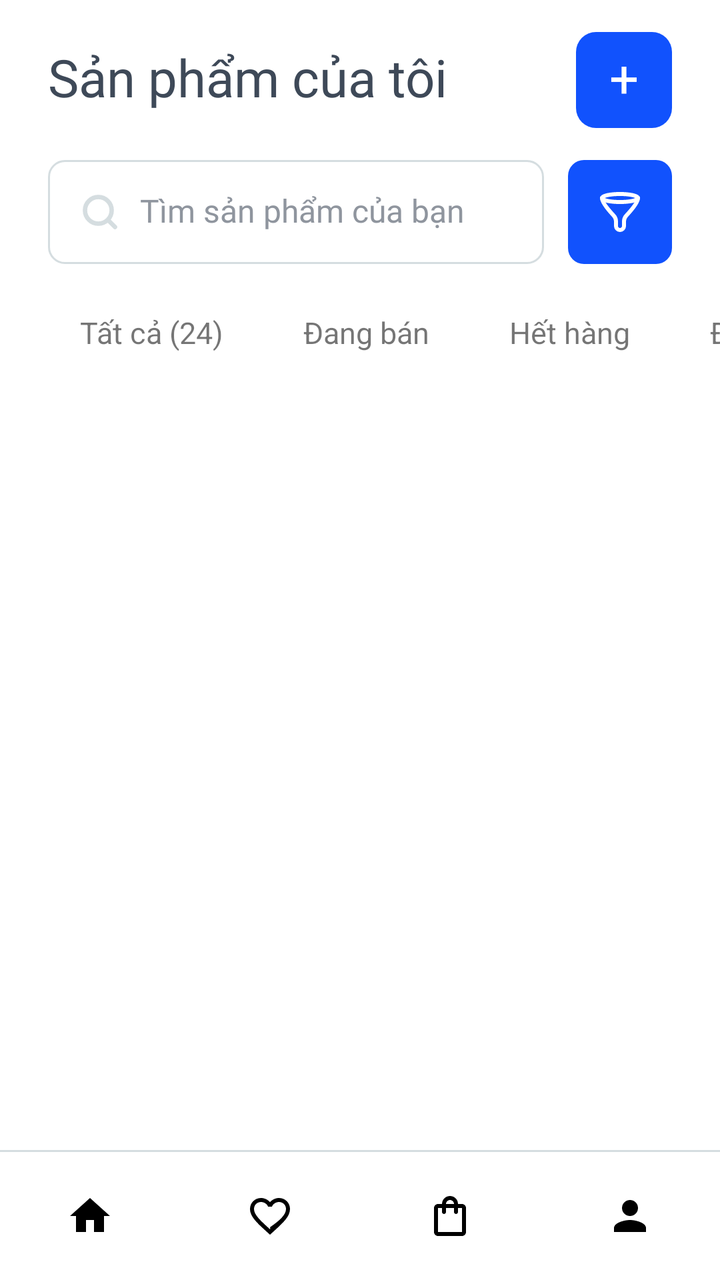
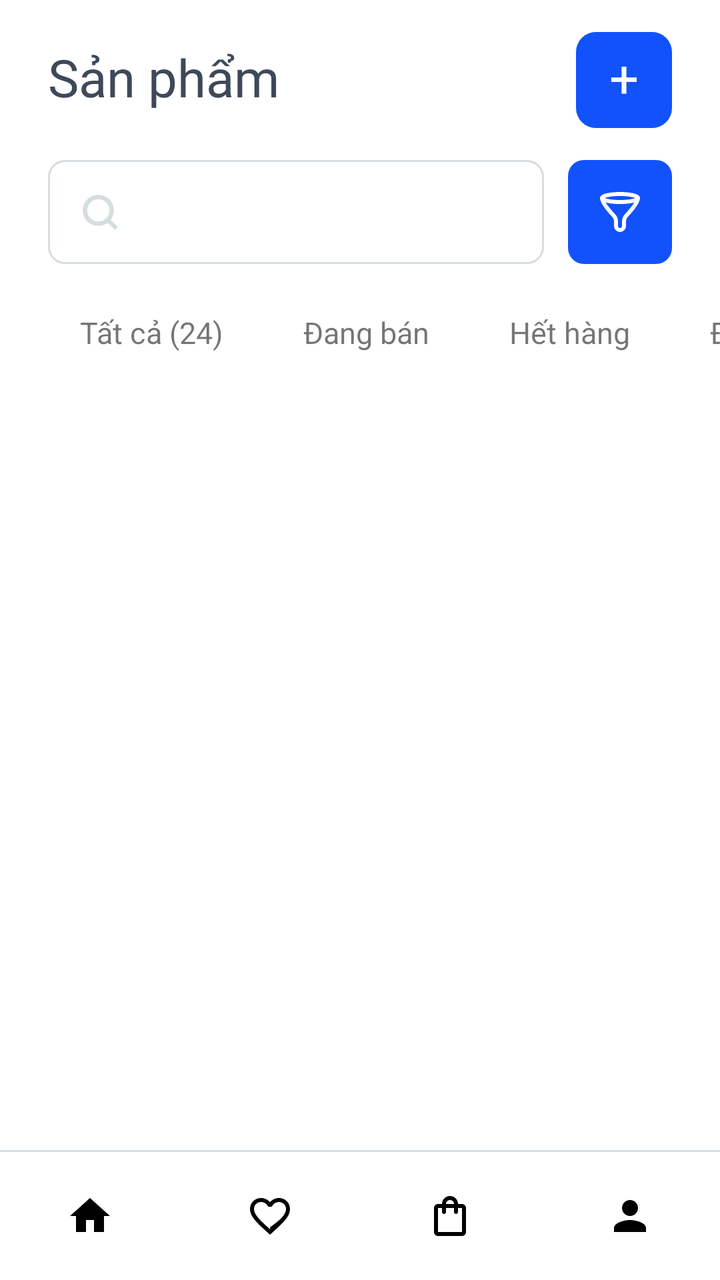

Two renders of the same Android screen: before a commit and after it. Below are the layout's source before the change and the commit's diff.
<!-- AndroidManifest.xml: application theme Theme.NT118R12 -->
<!-- res/layout/activity_seller_product.xml -->
<?xml version="1.0" encoding="utf-8"?>
<LinearLayout xmlns:android="http://schemas.android.com/apk/res/android"
    xmlns:app="http://schemas.android.com/apk/res-auto"
    android:layout_width="match_parent"
    android:layout_height="match_parent"
    android:background="@color/white"
    android:fitsSystemWindows="true"
    android:orientation="vertical">

    <LinearLayout
        android:layout_width="match_parent"
        android:layout_height="wrap_content"
        android:layout_marginStart="24dp"
        android:layout_marginTop="16dp"
        android:layout_marginEnd="24dp"
        android:gravity="center_vertical"
        android:orientation="horizontal">

        <TextView
            android:layout_width="0dp"
            android:layout_height="wrap_content"
            android:layout_weight="1"
            android:fontFamily="@font/montserrat_bold"
            android:includeFontPadding="false"
            android:text="Sản phẩm của tôi"
            android:textColor="@color/seller_ink"
            android:textSize="26sp" />

        <TextView
            android:id="@+id/btn_add_product"
            android:layout_width="48dp"
            android:layout_height="48dp"
            android:background="@drawable/seller_bg_ink_r10"
            android:fontFamily="@font/montserrat_bold"
            android:gravity="center"
            android:includeFontPadding="false"
            android:text="+"
            android:textColor="@color/white"
            android:textSize="26sp" />
    </LinearLayout>

    <LinearLayout
        android:layout_width="match_parent"
        android:layout_height="wrap_content"
        android:layout_marginStart="24dp"
        android:layout_marginTop="16dp"
        android:layout_marginEnd="24dp"
        android:gravity="center_vertical"
        android:orientation="horizontal">

        <LinearLayout
            android:layout_width="0dp"
            android:layout_height="52dp"
            android:layout_weight="1"
            android:background="@drawable/seller_bg_search"
            android:gravity="center_vertical"
            android:orientation="horizontal"
            android:paddingHorizontal="16dp">

            <ImageView
                android:layout_width="20dp"
                android:layout_height="20dp"
                android:contentDescription="@null"
                android:src="@drawable/ic_seller_search" />

            <EditText
                android:id="@+id/et_search_products"
                android:layout_width="0dp"
                android:layout_height="match_parent"
                android:layout_marginStart="10dp"
                android:layout_weight="1"
                android:background="@null"
                android:fontFamily="@font/montserrat_semibold"
                android:hint="Tìm sản phẩm của bạn"
                android:imeOptions="actionSearch"
                android:includeFontPadding="false"
                android:inputType="text"
                android:maxLines="1"
                android:padding="0dp"
                android:textColor="@color/seller_ink"
                android:textColorHint="@color/text_muted"
                android:textSize="16sp" />
        </LinearLayout>

        <ImageView
            android:id="@+id/btn_filter"
            android:layout_width="52dp"
            android:layout_height="52dp"
            android:layout_marginStart="12dp"
            android:background="@drawable/seller_bg_ink_r8"
            android:contentDescription="Bộ lọc"
            android:scaleType="center"
            android:src="@drawable/ic_seller_filter" />
    </LinearLayout>

    <HorizontalScrollView
        android:layout_width="match_parent"
        android:layout_height="wrap_content"
        android:layout_marginTop="16dp"
        android:overScrollMode="never"
        android:scrollbars="none">

        <LinearLayout
            android:layout_width="wrap_content"
            android:layout_height="wrap_content"
            android:orientation="horizontal"
            android:paddingStart="24dp"
            android:paddingEnd="16dp">

            <TextView
                android:id="@+id/tab_all"
                style="@style/SellerTab"
                android:layout_height="38dp"
                android:paddingHorizontal="16dp"
                android:text="Tất cả (24)"
                android:textSize="15sp" />

            <TextView
                android:id="@+id/tab_active"
                style="@style/SellerTab"
                android:layout_height="38dp"
                android:paddingHorizontal="16dp"
                android:text="Đang bán"
                android:textSize="15sp" />

            <TextView
                android:id="@+id/tab_out_of_stock"
                style="@style/SellerTab"
                android:layout_height="38dp"
                android:paddingHorizontal="16dp"
                android:text="Hết hàng"
                android:textSize="15sp" />

            <TextView
                android:id="@+id/tab_hidden"
                style="@style/SellerTab"
                android:layout_height="38dp"
                android:paddingHorizontal="16dp"
                android:text="Đã ẩn"
                android:textSize="15sp" />
        </LinearLayout>
    </HorizontalScrollView>

    <androidx.recyclerview.widget.RecyclerView
        android:id="@+id/rv_seller_products"
        android:layout_width="match_parent"
        android:layout_height="0dp"
        android:layout_marginStart="24dp"
        android:layout_marginTop="16dp"
        android:layout_marginEnd="24dp"
        android:layout_weight="1"
        android:clipToPadding="false"
        android:overScrollMode="never"
        app:layoutManager="androidx.recyclerview.widget.LinearLayoutManager" />

    <include layout="@layout/layout_bottom_nav" />
</LinearLayout>
<!-- res/layout/layout_bottom_nav.xml (included above) -->
<?xml version="1.0" encoding="utf-8"?>
<LinearLayout xmlns:android="http://schemas.android.com/apk/res/android"
    android:layout_width="match_parent"
    android:layout_height="wrap_content"
    android:orientation="vertical"
    android:background="@android:color/white">

    <View
        android:layout_width="match_parent"
        android:layout_height="1dp"
        android:background="@color/border" />

    <LinearLayout
        android:layout_width="match_parent"
        android:layout_height="64dp"
        android:orientation="horizontal"
        android:gravity="center_vertical">

        <ImageView
            android:id="@+id/nav_home"
            android:layout_width="0dp"
            android:layout_height="24dp"
            android:layout_weight="1"
            android:src="@drawable/ic_home"
            android:contentDescription="Home" />

        <ImageView
            android:id="@+id/nav_wishlist"
            android:layout_width="0dp"
            android:layout_height="24dp"
            android:layout_weight="1"
            android:src="@drawable/ic_heart"
            android:contentDescription="Wishlist" />

        <ImageView
            android:id="@+id/nav_cart"
            android:layout_width="0dp"
            android:layout_height="24dp"
            android:layout_weight="1"
            android:src="@drawable/ic_bag"
            android:contentDescription="Cart" />

        <ImageView
            android:id="@+id/nav_account"
            android:layout_width="0dp"
            android:layout_height="24dp"
            android:layout_weight="1"
            android:src="@drawable/ic_user"
            android:contentDescription="Account" />
    </LinearLayout>
</LinearLayout>
<!-- resources referenced by this layout -->
<resources>
  <color name="border">#D5DDE0</color>
  <color name="seller_ink">@color/seller_text_primary</color>
  <color name="text_muted">#8F959E</color>
  <color name="white">#FFFFFFFF</color>
  <!-- drawable ic_bag (drawable) -->
  <?xml version="1.0" encoding="utf-8"?>
  <vector xmlns:android="http://schemas.android.com/apk/res/android"
      android:width="24dp"
      android:height="24dp"
      android:viewportWidth="24"
      android:viewportHeight="24">
      <path
          android:fillColor="#FF000000"
          android:pathData="M18,6h-2c0,-2.21 -1.79,-4 -4,-4S8,3.79 8,6H6C4.9,6 4,6.9 4,8v12c0,1.1 0.9,2 2,2h12c1.1,0 2,-0.9 2,-2V8C20,6.9 19.1,6 18,6zM12,4c1.1,0 2,0.9 2,2h-4C10,4.9 10.9,4 12,4zM18,20H6V8h2v2c0,0.55 0.45,1 1,1s1,-0.45 1,-1V8h4v2c0,0.55 0.45,1 1,1s1,-0.45 1,-1V8h2V20z" />
  </vector>
  <!-- drawable ic_home (drawable) -->
  <?xml version="1.0" encoding="utf-8"?>
  <vector xmlns:android="http://schemas.android.com/apk/res/android"
      android:width="24dp"
      android:height="24dp"
      android:viewportWidth="24"
      android:viewportHeight="24">
      <path
          android:fillColor="#FF000000"
          android:pathData="M10,20v-6h4v6h5v-8h3L12,3 2,12h3v8z" />
  </vector>
  <!-- drawable ic_user (drawable) -->
  <?xml version="1.0" encoding="utf-8"?>
  <vector xmlns:android="http://schemas.android.com/apk/res/android"
      android:width="24dp"
      android:height="24dp"
      android:viewportWidth="24"
      android:viewportHeight="24">
      <path
          android:fillColor="#FF000000"
          android:pathData="M12,12c2.21,0 4,-1.79 4,-4s-1.79,-4 -4,-4 -4,1.79 -4,4 1.79,4 4,4zM12,14c-2.67,0 -8,1.34 -8,4v2h16v-2c0,-2.66 -5.33,-4 -8,-4z" />
  </vector>
  <!-- drawable seller_bg_ink_r10 (drawable) -->
  <?xml version="1.0" encoding="utf-8"?>
  <shape xmlns:android="http://schemas.android.com/apk/res/android"
      android:shape="rectangle">
      <solid android:color="@color/seller_primary" />
      <corners android:radius="10dp" />
  </shape>
  <!-- drawable seller_bg_ink_r8 (drawable) -->
  <?xml version="1.0" encoding="utf-8"?>
  <shape xmlns:android="http://schemas.android.com/apk/res/android"
      android:shape="rectangle">
      <solid android:color="@color/seller_primary" />
      <corners android:radius="8dp" />
  </shape>
  <!-- drawable seller_bg_search (drawable) -->
  <?xml version="1.0" encoding="utf-8"?>
  <shape xmlns:android="http://schemas.android.com/apk/res/android"
      android:shape="rectangle">
      <solid android:color="@color/seller_gray_bg" />
      <corners android:radius="8dp" />
      <stroke android:width="1dp" android:color="@color/seller_border" />
  </shape>
  <style name="SellerTab">
          <item name="android:layout_width">wrap_content</item>
          <item name="android:layout_height">31dp</item>
          <item name="android:layout_marginEnd">8dp</item>
          <item name="android:gravity">center</item>
          <item name="android:includeFontPadding">false</item>
          <item name="android:paddingHorizontal">12dp</item>
          <item name="android:textSize">13sp</item>
      </style>
  <style name="Theme.NT118R12" parent="Theme.MaterialComponents.Light.NoActionBar.Bridge" />
  <color name="seller_text_primary">#3E4958</color>
  <color name="seller_primary">#1152FD</color>
  <color name="seller_gray_bg">@color/seller_surface</color>
  <color name="seller_border">@color/seller_divider</color>
  <color name="seller_surface">#FFFFFF</color>
  <color name="seller_divider">#D5DDE0</color>
  <!-- unchanged entries left out for length: 3 -->
</resources>

<!-- the commit's change to res/layout/activity_seller_product.xml (unified diff, before → after) -->
@@ -22,7 +22,7 @@
             android:layout_weight="1"
             android:fontFamily="@font/montserrat_bold"
             android:includeFontPadding="false"
-            android:text="Sản phẩm của tôi"
+            android:text="Sản phẩm"
             android:textColor="@color/seller_ink"
             android:textSize="26sp" />
 
@@ -71,7 +71,7 @@
                 android:layout_weight="1"
                 android:background="@null"
                 android:fontFamily="@font/montserrat_semibold"
-                android:hint="Tìm sản phẩm của bạn"
+                android:hint=""
                 android:imeOptions="actionSearch"
                 android:includeFontPadding="false"
                 android:inputType="text"
